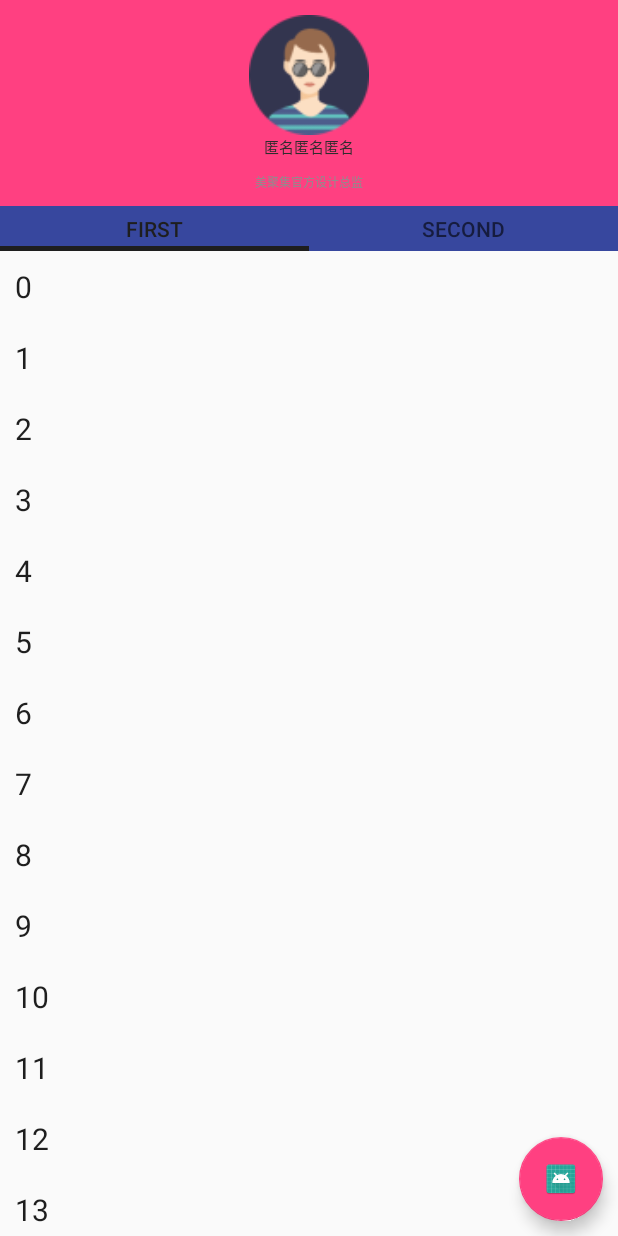
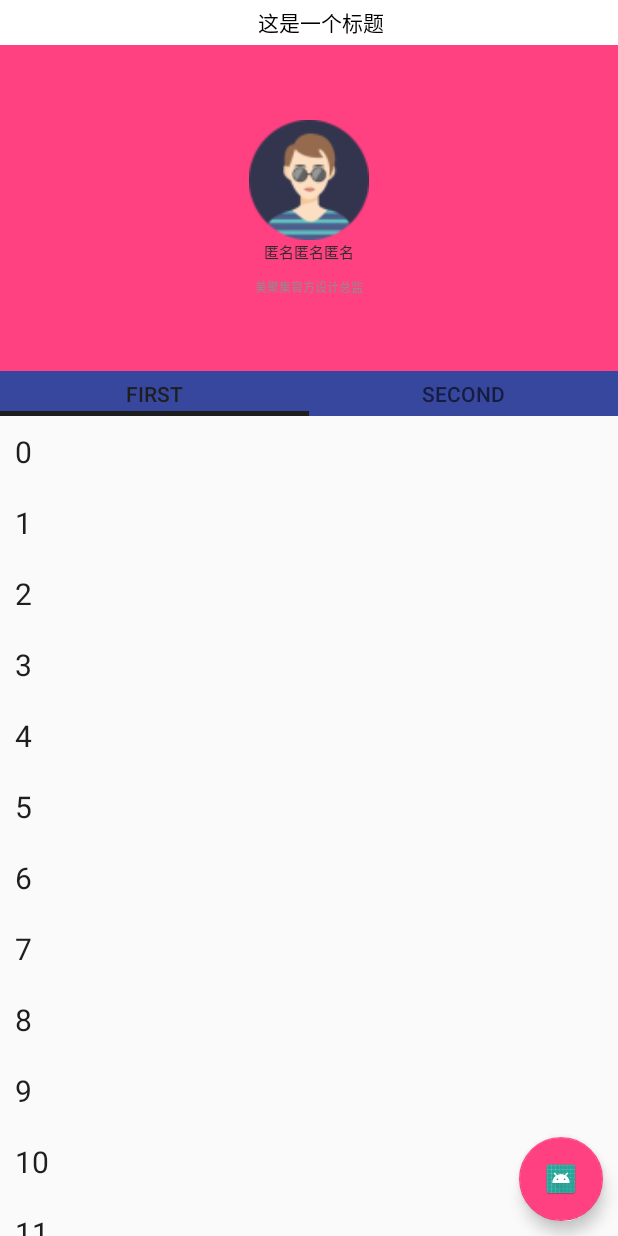
Before and after one commit to zzggxx/CoordinatorLayoutProject, an Android app: the screen it shows after launch (MainActivity), on a phone screen of 412 x 824 dp. Run offline under Robolectric (Android 15) with nearby library versions, the phone set to English and light mode, and no system bars.

Commit message:
测试其他效果

```diff
--- a/Splash/build.gradle
+++ b/Splash/build.gradle
@@ -2,6 +2,7 @@ apply plugin: 'com.android.application'
 
 android {
     compileSdkVersion 25
+    buildToolsVersion "25.0.2"
 
     defaultConfig {
         applicationId "com.example.splash"
--- a/Splash/src/main/res/layout/activity_main.xml
+++ b/Splash/src/main/res/layout/activity_main.xml
@@ -21,17 +21,18 @@
 
         <!-- 第三层: CollapsingToolbarLayout:第一个排列的有滚出的效果-->
         <!-- layout_scrollFlags:滚动的方式. -->
-        <!--<android.support.design.widget.CollapsingToolbarLayout
+        <android.support.design.widget.CollapsingToolbarLayout
             android:layout_width="match_parent"
             android:layout_height="wrap_content"
             android:fitsSystemWindows="true"
             app:contentScrim="@android:color/transparent"
+            app:layout_scrollFlags="scroll|exitUntilCollapsed|snap"
+            >
             app:expandedTitleMarginEnd="64dp"
             app:expandedTitleMarginStart="48dp"
+
             app:layout_scrollFlags="scroll|snap"
-            >
-            app:layout_scrollFlags="scroll|exitUntilCollapsed|snap"
-            android:minHeight="20dp"-->
+            android:minHeight="20dp"
 
             <!-- contentScrim:内容纱布,根据滚动的位置是否到达一个阀值来决定是否对View“盖上纱布”。可以通过setContentScrim(Drawable)来设置纱布的图片,当然也还有setStatusBarScrim即设置状态栏的纱布但只能在LOLLIPOP设备上面有作用 -->
             <!-- expandedTitleMarginStart|end:展开状态改变标题文字的位置，通过margin设置 -->
@@ -41,10 +42,9 @@
                 android:layout_width="match_parent"
                 android:layout_height="wrap_content"
                 android:background="@color/colorAccent"
-                android:paddingBottom="10dp"
-                app:layout_scrollFlags="scroll|snap"
-                android:paddingTop="10dp">
+                android:paddingBottom="50dp"
                 android:layout_marginTop="30dp"
+                android:paddingTop="50dp">
 
                 <RelativeLayout
                     android:id="@+id/staff_user_icon_cd"
@@ -98,23 +98,24 @@
             </RelativeLayout>
 
             <!-- 第四层: ToolBar在其顶部,可以放置头部标题等,ToolBar没什么特别特的主要代替了actiionBar,在这里主要是和外层的AppBarLayout进行了互动,Layout_scrollFlags -->
-            <!--<android.support.v7.widget.Toolbar
+            <android.support.v7.widget.Toolbar
                 android:id="@+id/tb_toolbar"
                 android:layout_width="fill_parent"
                 android:layout_height="30dp"
                 android:background="@color/c20"
+                app:layout_collapseMode="pin"
+                >
+                app:layout_scrollFlags="scroll|enterAlways"
+                app:contentInsetStart="0dp"
+                app:contentInsetRight="0dp"
+                app:contentInsetLeft="0dp"
                 app:contentInsetEnd="0dp"
-                           app:contentInsetLeft="0dp"
-                           app:contentInsetRight="0dp"
-                           app:contentInsetStart="0dp"
-                           app:layout_collapseMode="pin"
-                           app:layout_scrollFlags="scroll|enterAlways">
 
                 <RelativeLayout
                     android:id="@+id/staff_title"
                     android:layout_width="match_parent"
                     android:layout_height="match_parent"
-                               android:background="#500000ff">
+                    android:background="#00000000">
 
                     <TextView
                         android:layout_width="wrap_content"
@@ -124,9 +125,9 @@
                         android:textColor="#000000"/>
 
                 </RelativeLayout>
-                       </android.support.v7.widget.Toolbar>-->
+            </android.support.v7.widget.Toolbar>
 
-        <!--</android.support.design.widget.CollapsingToolbarLayout>-->
+        </android.support.design.widget.CollapsingToolbarLayout>
 
         <!-- 第三层: AppBarLayout的第二个子View,排在了第二个所以没有滚动的效果了-->
         <android.support.design.widget.TabLayout
```
Lines whose indentation alone changed are shown as unchanged.
